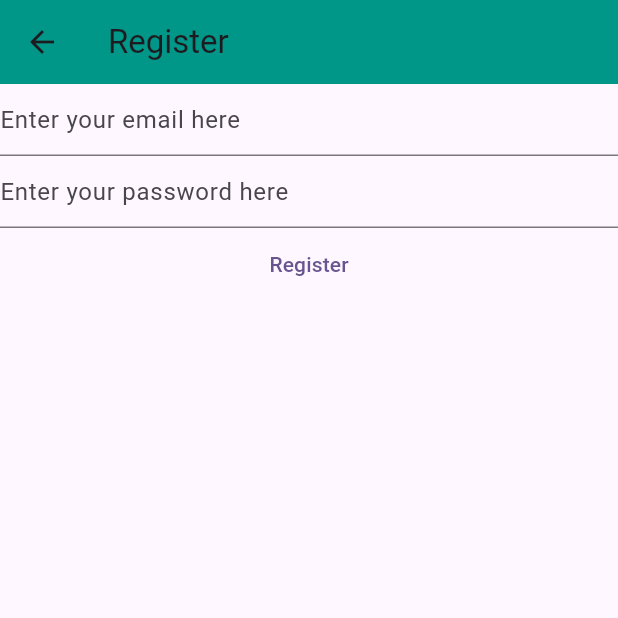
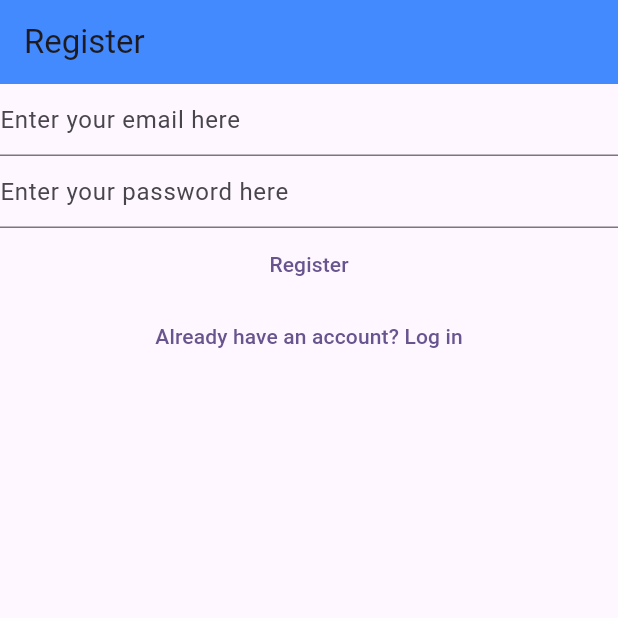
Before and after one commit to saadabdullah07/mynotes, a Flutter app: the RegisterView screen opened directly, on a phone screen of 412 x 824 dp, the top half of it. Run offline on Flutter 3.47's test engine with Material 3 defaults, Android fonts, the phone set to English and light mode, and no system bars; our stand-ins replace firebase_auth, firebase_core; accounts and stored records are empty.

Commit message:
Step - 2

```diff
--- a/lib/views/register_view.dart
+++ b/lib/views/register_view.dart
@@ -1,7 +1,6 @@
 import 'package:firebase_auth/firebase_auth.dart';
-import 'package:firebase_core/firebase_core.dart';
 import 'package:flutter/material.dart';
-import 'package:mynotes/firebase_options.dart';
+
 
 class RegisterView extends StatefulWidget {
   const RegisterView({super.key});
@@ -33,18 +32,10 @@ class _RegisterViewState extends State<RegisterView> {
   @override
   Widget build(BuildContext context) {
     return Scaffold(
-      appBar: AppBar(
-        title: const Text('Register'),
-        backgroundColor: Colors.teal, ),
-
-      body: FutureBuilder(
-        future: Firebase.initializeApp(
-                    options: DefaultFirebaseOptions.currentPlatform,
+      appBar: AppBar(title: const Text('Register'),
+      backgroundColor: Colors.blueAccent,
       ),
-        builder: (context, snapshot) {
-          switch (snapshot.connectionState) {
-            case ConnectionState.done:
-              return Column(
+      body: Column(
                  children: [
                   TextField(
                     controller: _email,
@@ -90,14 +81,17 @@ class _RegisterViewState extends State<RegisterView> {
                       },
                       child: const Text('Register'),
                     ),
+                    TextButton(
+                      onPressed: () {
+                        Navigator.of(context).pushNamedAndRemoveUntil(
+                          '/login/',
+                          (route) => false,
+                          );
+                      },
+                      child: const Text('Already have an account? Log in'),
+                    ),
                   ],
-              );
-            default:
-            return const Text('Loading....');
-          }
-        },
                 ),
-
     );
   }
 }
```
Also changed, not shown: lib/main.dart (+19 -15 lines), lib/views/login_view.dart (+59 -3 lines), lib/views/verify_email_view.dart (added, +32 -0 lines). Lines whose indentation alone changed are shown as unchanged.
